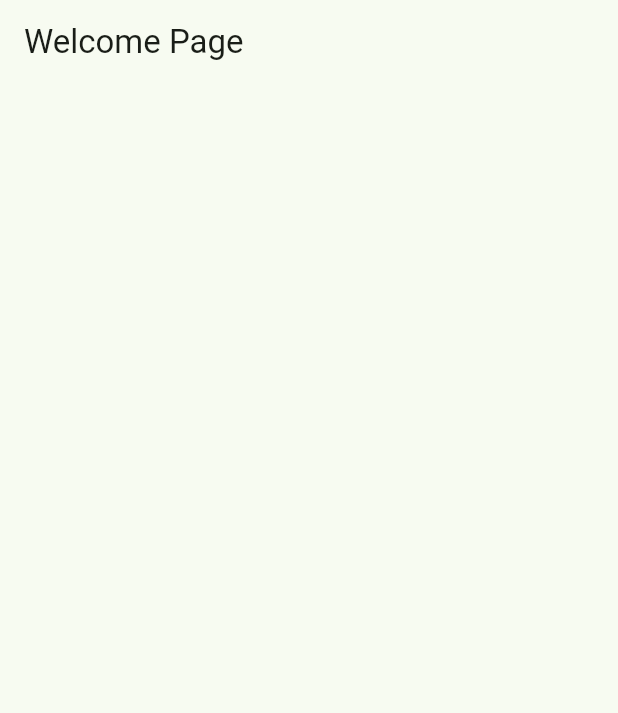
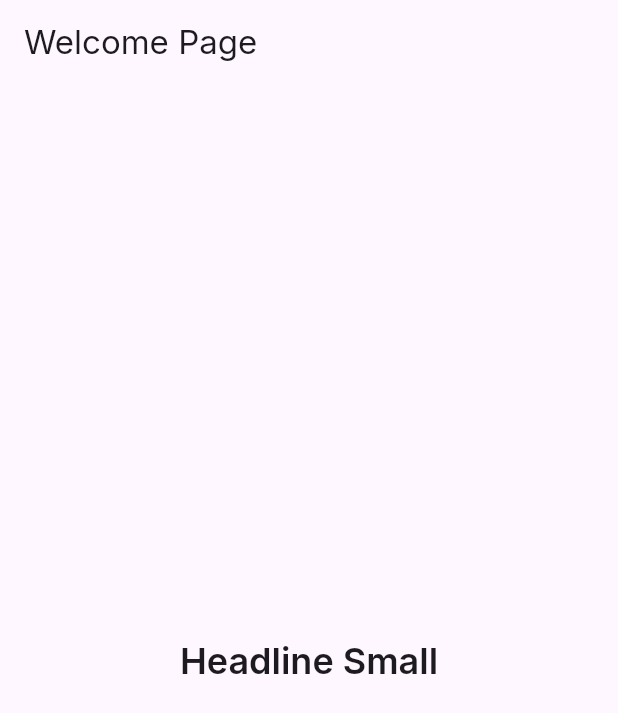
Before and after one commit to thiagouxdev/cofrinho, a Flutter app: the screen it shows after launch, on a phone screen of 412 x 824 dp. Shown: the top 713 px of the screen. Run offline on Flutter 3.47's test engine with Material 3 defaults, Android fonts, the phone set to English and light mode, and no system bars; our stand-ins replace flutter_riverpod, go_router, google_fonts.

Commit message:
Refactor app theme and typography; update home and welcome views for improved UI

```diff
--- a/lib/features/home/presentation/view/home_view.dart
+++ b/lib/features/home/presentation/view/home_view.dart
@@ -11,10 +11,9 @@ class _HomeViewState extends State<HomeView> {
   @override
   Widget build(BuildContext context) {
     return Scaffold(
-      appBar: AppBar(
-        title: const Text('Home Page'),
-      ),
-      body: Container(),
-    );
+        appBar: AppBar(
+          title: const Text('Home Page'),
+        ),
+        body: const Placeholder());
   }
 }
--- a/lib/features/welcome/presentation/view/welcome_page.dart
+++ b/lib/features/welcome/presentation/view/welcome_page.dart
@@ -14,7 +14,12 @@ class _WelcomeViewState extends State<WelcomeView> {
       appBar: AppBar(
         title: const Text('Welcome Page'),
       ),
-      body: Container(),
+      body: Center(
+        child: Text(
+          "Headline Small",
+          style: Theme.of(context).textTheme.headlineSmall,
+        ),
+      ),
     );
   }
 }
--- a/lib/my_app.dart
+++ b/lib/my_app.dart
@@ -1,6 +1,6 @@
+// main.dart
 import 'package:flutter/material.dart';
 import 'package:flutter_riverpod/flutter_riverpod.dart';
-
 import 'app/routers/app_views.dart';
 import 'shared/themes/app_theme.dart';
 
@@ -10,11 +10,17 @@ class MyApp extends StatelessWidget {
   @override
   Widget build(BuildContext context) {
     return ProviderScope(
-      child: MaterialApp.router(
-        routerConfig: goRouter,
-        title: 'Cofrinho',
-        theme: appTheme(),
-        debugShowCheckedModeBanner: false,
+      child: Consumer(
+        builder: (context, ref, child) {
+          return MaterialApp.router(
+            routerConfig: goRouter,
+            title: 'Cofrinho',
+            theme: AppTheme.lightTheme,
+            darkTheme: AppTheme.darkTheme,
+            themeMode: ThemeMode.system,
+            debugShowCheckedModeBanner: false,
+          );
+        },
       ),
     );
   }
--- a/lib/shared/themes/app_theme.dart
+++ b/lib/shared/themes/app_theme.dart
@@ -1,8 +1,22 @@
 import 'package:flutter/material.dart';
 
-ThemeData appTheme() {
-  return ThemeData(
-    colorScheme: ColorScheme.fromSeed(seedColor: Colors.green),
-    useMaterial3: true,
-  );
+import 'app_typography.dart';
+
+class AppTheme {
+  static ThemeData get lightTheme {
+    var themeData = ThemeData.light();
+    return ThemeData(
+      brightness: Brightness.light,
+      textTheme: AppTypography.getTextTheme(themeData.textTheme),
+    );
+  }
+
+  static ThemeData get darkTheme {
+    var themeData = ThemeData.dark();
+
+    return ThemeData(
+      brightness: Brightness.dark,
+      textTheme: AppTypography.getTextTheme(themeData.textTheme),
+    );
+  }
 }
--- /dev/null
+++ b/lib/shared/themes/app_typography.dart
@@ -0,0 +1,24 @@
+import 'package:flutter/material.dart';
+import 'package:google_fonts/google_fonts.dart';
+
+class AppTypography {
+  static TextTheme getTextTheme(TextTheme baseTextTheme) {
+    var fontFamily = GoogleFonts.inter;
+    var fontFamilyTheme = GoogleFonts.interTextTheme;
+
+    return fontFamilyTheme(baseTextTheme).copyWith(
+      headlineSmall: fontFamily(
+        textStyle: baseTextTheme.headlineSmall,
+        fontWeight: FontWeight.w600,
+      ),
+      headlineMedium: fontFamily(
+        textStyle: baseTextTheme.headlineMedium,
+        fontWeight: FontWeight.w600,
+      ),
+      headlineLarge: fontFamily(
+        textStyle: baseTextTheme.headlineLarge,
+        fontWeight: FontWeight.w600,
+      ),
+    );
+  }
+}
```
